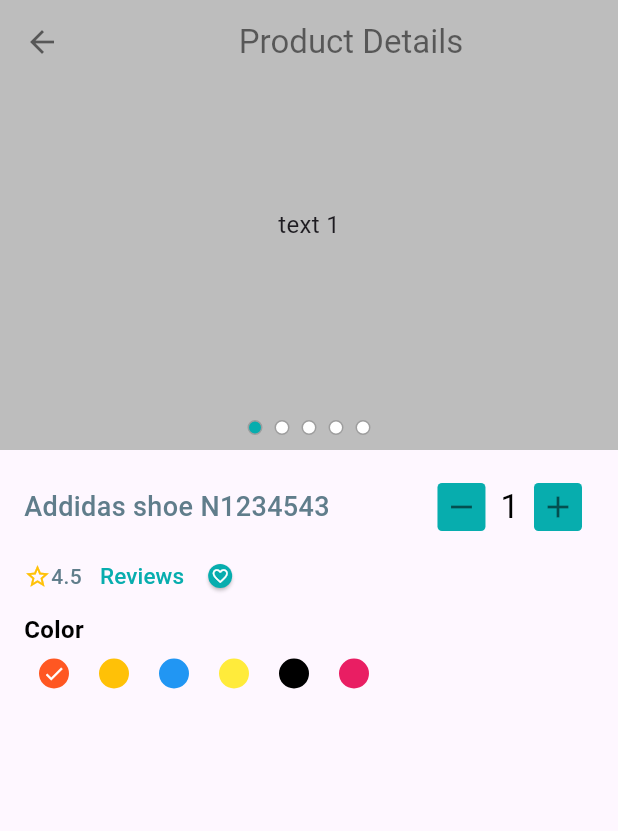
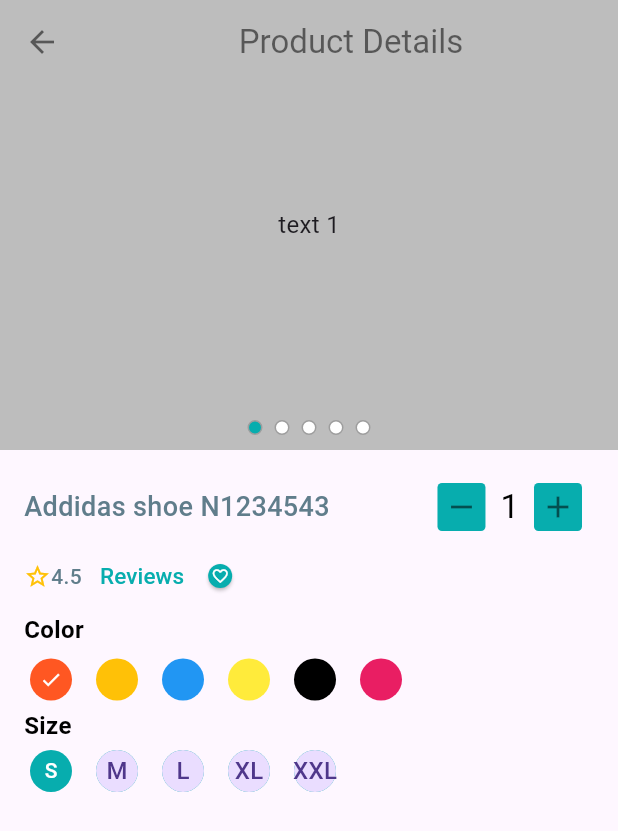
Before and after one commit to howlader97/CraftyBay_Ecommerce_App, a Flutter app: the ProductDetailsScreen screen opened directly, on a phone screen of 412 x 824 dp. Shown: the top 831 px of the screen. Run offline on Flutter 3.47's test engine with Material 3 defaults, Android fonts, the phone set to English and light mode, and no system bars; drawn by our look-alikes of carousel_slider; our stand-ins replace flutter_svg, get, pin_code_fields.

Commit message:
product details screen size palette successfully added

```diff
--- a/lib/presentation/state_holders/selected_color_controller.dart
+++ b/lib/presentation/state_holders/selected_color_controller.dart
@@ -3,8 +3,14 @@
 
 class SelectedColorController extends GetxController {
    RxInt selectedIndex = 0.obs;
+   RxInt selectedSizeIndex = 0.obs;
 
   void selectColor(int index) {
     selectedIndex.value = index;
+    update();
+  }
+  void selectSize(int index){
+    selectedSizeIndex.value=index;
+    update();
   }
 }
--- a/lib/presentation/ui/screens/product_details_screen.dart
+++ b/lib/presentation/ui/screens/product_details_screen.dart
@@ -6,9 +6,9 @@
 import 'package:get/get.dart';
 
 class ProductDetailsScreen extends StatelessWidget {
-   ProductDetailsScreen({super.key});
+  ProductDetailsScreen({super.key});
 
-  List<Color> colors=[
+  List<Color> colors = [
     Colors.deepOrange,
     Colors.amber,
     Colors.blue,
@@ -17,7 +17,12 @@
     Colors.pink,
   ];
 
-   final SelectedColorController _colorController = Get.put(SelectedColorController());
+  List<String> sizes = ["S", "M", "L", "XL", "XXL"];
+
+  final SelectedColorController _colorController = Get.put(
+    SelectedColorController(),
+  );
+
   @override
   Widget build(BuildContext context) {
     return SafeArea(
@@ -112,29 +117,96 @@
                       ),
                     ],
                   ),
-                  Text("Color",style: TextStyle(fontSize: 16,fontWeight: FontWeight.w700,color: Colors.black),),
-                  const SizedBox(height: 8,),
+                  Text(
+                    "Color",
+                    style: TextStyle(
+                      fontSize: 16,
+                      fontWeight: FontWeight.w700,
+                      color: Colors.black,
+                    ),
+                  ),
+                  const SizedBox(height: 8),
                   SizedBox(
-                    height: 20,
-                    child:ListView.builder(
+                    height: 28,
+                    child: ListView.separated(
                       shrinkWrap: true,
                       scrollDirection: Axis.horizontal,
                       itemCount: colors.length,
                       itemBuilder: (context, index) {
-                        return Obx(()=> InkWell(
+                        return Obx(
+                          () => InkWell(
                             borderRadius: BorderRadius.circular(20),
                             onTap: () => _colorController.selectColor(index),
                             child: CircleAvatar(
+                              radius: 18,
                               backgroundColor: colors[index],
-                              child: _colorController.selectedIndex.value == index
-                                  ? const Icon(Icons.done, color: Colors.white,size: 15,)
-                                  : SizedBox.shrink(),
+                              child:
+                                  _colorController.selectedIndex.value == index
+                                      ? const Icon(
+                                        Icons.done,
+                                        color: Colors.white,
+                                        size: 15,
+                                      )
+                                      : SizedBox.shrink(),
                             ),
                           ),
                         );
                       },
+                      separatorBuilder: (BuildContext context, int index) {
+                        return SizedBox(width: 8);
+                      },
                     ),
                   ),
+                  const SizedBox(height: 5),
+                  Text(
+                    "Size",
+                    style: TextStyle(
+                      fontSize: 16,
+                      fontWeight: FontWeight.w700,
+                      color: Colors.black,
+                    ),
+                  ),
+                  const SizedBox(height: 5),
+                  SizedBox(
+                    height: 28,
+                    child: ListView.separated(
+                      shrinkWrap: true,
+                      scrollDirection: Axis.horizontal,
+                      itemCount: sizes.length,
+                      itemBuilder: (context, index) {
+                        return Obx(
+                              () => InkWell(
+                            borderRadius: BorderRadius.circular(20),
+                            onTap:
+                                () => _colorController.selectedSizeIndex(index),
+                            child: CircleAvatar(
+                              radius: 18,
+                              backgroundColor: AppColors.primaryColor,
+                              child:
+                              _colorController.selectedSizeIndex.value ==
+                                  index
+                                  ? Padding(
+                                padding: const EdgeInsets.all(1.0),
+                                child: Text(
+                                  sizes[index],
+                                  style: TextStyle(
+
+                                    color: Colors.white,
+                                    fontSize: 14,
+                                  ),
+                                ),
+                              )
+                                  : CircleAvatar(child: Text(sizes[index]),),
+                            ),
+                          ),
+                        );
+                      },
+                      separatorBuilder: (BuildContext context, int index) {
+                        return SizedBox(width: 8);
+                      },
+                    ),
+                  ),
+
                 ],
               ),
             ),
```
